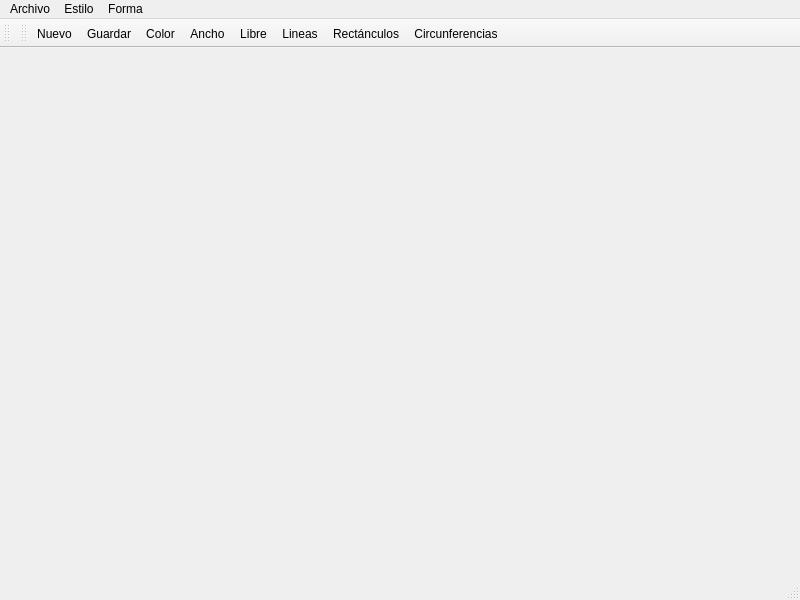
This is principal.ui in naraujo28/Qt-Mi-Paint as Qt 5 draws it before an edit. The edited form follows.
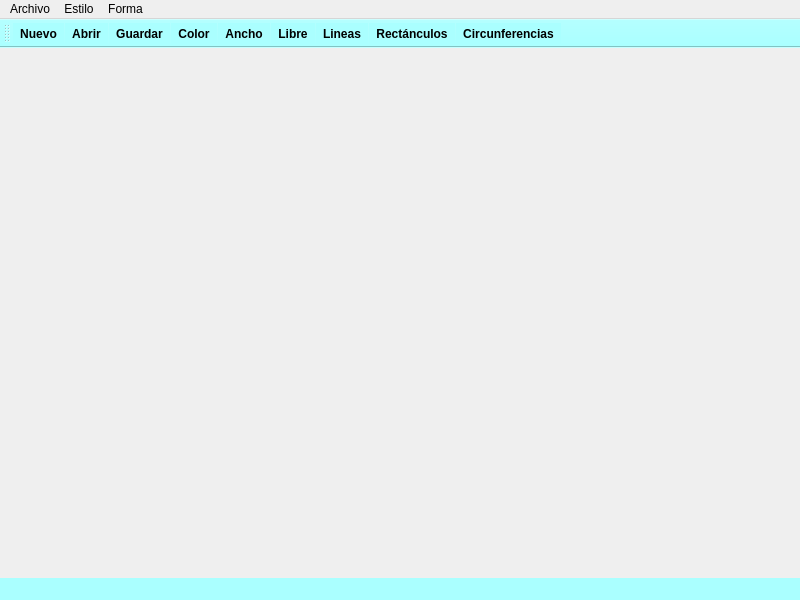
This is the edited form. Icons and pictures are not drawn.

Commit message: Boton abrir

What changed in the file:
```diff
--- a/principal.ui
+++ b/principal.ui
@@ -16,6 +16,13 @@
   <property name="windowTitle">
    <string>Principal</string>
   </property>
+  <property name="windowIcon">
+   <iconset resource="recursos.qrc">
+    <normaloff>:/iconos/pintar.png</normaloff>:/iconos/pintar.png</iconset>
+  </property>
+  <property name="styleSheet">
+   <string notr="true"/>
+  </property>
   <widget class="QWidget" name="centralwidget"/>
   <widget class="QMenuBar" name="menubar">
    <property name="geometry">
@@ -56,22 +63,18 @@
    <addaction name="menuEstilo"/>
    <addaction name="menuForma"/>
   </widget>
-  <widget class="QStatusBar" name="statusbar"/>
-  <widget class="QToolBar" name="toolBar_2">
-   <property name="windowTitle">
-    <string>toolBar_2</string>
+  <widget class="QStatusBar" name="statusbar">
+   <property name="styleSheet">
+    <string notr="true">background-color: rgb(170, 255, 255);</string>
    </property>
-   <attribute name="toolBarArea">
-    <enum>TopToolBarArea</enum>
-   </attribute>
-   <attribute name="toolBarBreak">
-    <bool>false</bool>
-   </attribute>
   </widget>
   <widget class="QToolBar" name="toolBar">
    <property name="windowTitle">
     <string>toolBar</string>
    </property>
+   <property name="styleSheet">
+    <string notr="true">background-color: rgb(170, 255, 255);</string>
+   </property>
    <attribute name="toolBarArea">
     <enum>TopToolBarArea</enum>
    </attribute>
@@ -79,6 +82,7 @@
     <bool>false</bool>
    </attribute>
    <addaction name="actionNuevo"/>
+   <addaction name="actionAbrir"/>
    <addaction name="actionGuardar"/>
    <addaction name="actionColor"/>
    <addaction name="actionAncho"/>
@@ -95,6 +99,11 @@
    <property name="text">
     <string>Nuevo</string>
    </property>
+   <property name="font">
+    <font>
+     <bold>true</bold>
+    </font>
+   </property>
    <property name="shortcut">
     <string>Ctrl+N</string>
    </property>
@@ -107,6 +116,11 @@
    <property name="text">
     <string>Guardar</string>
    </property>
+   <property name="font">
+    <font>
+     <bold>true</bold>
+    </font>
+   </property>
    <property name="shortcut">
     <string>Ctrl+S</string>
    </property>
@@ -131,6 +145,11 @@
    <property name="text">
     <string>Color</string>
    </property>
+   <property name="font">
+    <font>
+     <bold>true</bold>
+    </font>
+   </property>
    <property name="shortcut">
     <string>Ctrl+Shift+C</string>
    </property>
@@ -143,6 +162,11 @@
    <property name="text">
     <string>Ancho</string>
    </property>
+   <property name="font">
+    <font>
+     <bold>true</bold>
+    </font>
+   </property>
    <property name="shortcut">
     <string>Ctrl+Shift+A</string>
    </property>
@@ -164,6 +188,11 @@
    <property name="text">
     <string>Lineas</string>
    </property>
+   <property name="font">
+    <font>
+     <bold>true</bold>
+    </font>
+   </property>
   </action>
   <action name="actionLibre">
    <property name="checkable">
@@ -176,6 +205,11 @@
    <property name="text">
     <string>Libre</string>
    </property>
+   <property name="font">
+    <font>
+     <bold>true</bold>
+    </font>
+   </property>
   </action>
   <action name="actionRect_nculos">
    <property name="icon">
@@ -185,6 +219,11 @@
    <property name="text">
     <string>Rectánculos</string>
    </property>
+   <property name="font">
+    <font>
+     <bold>true</bold>
+    </font>
+   </property>
   </action>
   <action name="actionCircunferencias">
    <property name="icon">
@@ -194,11 +233,31 @@
    <property name="text">
     <string>Circunferencias</string>
    </property>
+   <property name="font">
+    <font>
+     <bold>true</bold>
+    </font>
+   </property>
   </action>
   <action name="actionAbrir">
+   <property name="enabled">
+    <bool>true</bool>
+   </property>
+   <property name="icon">
+    <iconset resource="recursos.qrc">
+     <normaloff>:/iconos/anadir-imagen.png</normaloff>:/iconos/anadir-imagen.png</iconset>
+   </property>
    <property name="text">
     <string>Abrir</string>
    </property>
+   <property name="font">
+    <font>
+     <bold>true</bold>
+    </font>
+   </property>
+   <property name="menuRole">
+    <enum>QAction::TextHeuristicRole</enum>
+   </property>
   </action>
  </widget>
  <resources>
```
Left out of the diff: 17 changed lines with no effect on the pictures. The commit also changes 6 other files.
